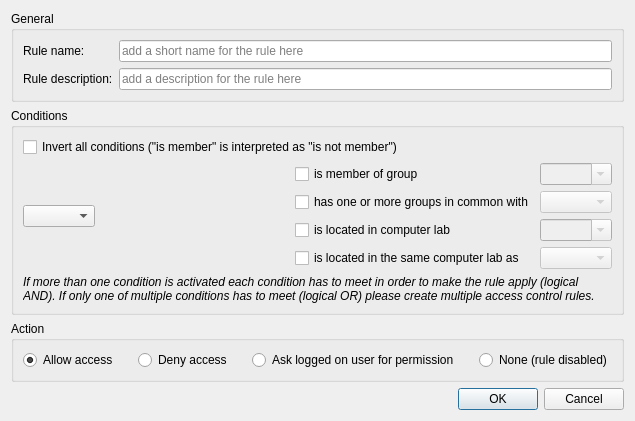
Old version of the form configurator/forms/AccessControlRuleEditDialog.ui in the repository veyon/veyon.
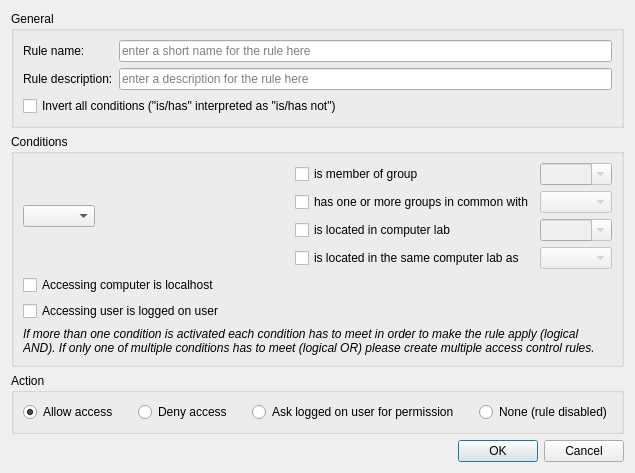
New version of the form.

Commit message: Configurator: AccessControlRuleEditDialog: add checkboxes for localhost/user conditions

Patch:
```diff
--- a/configurator/forms/AccessControlRuleEditDialog.ui
+++ b/configurator/forms/AccessControlRuleEditDialog.ui
@@ -15,14 +15,7 @@
       <item row="0" column="1">
        <widget class="QLineEdit" name="ruleNameLineEdit">
         <property name="placeholderText">
-         <string>add a short name for the rule here</string>
-        </property>
-       </widget>
-      </item>
-      <item row="1" column="0">
-       <widget class="QLabel" name="label_4">
-        <property name="text">
-         <string>Rule description:</string>
+         <string>enter a short name for the rule here</string>
         </property>
        </widget>
       </item>
@@ -36,7 +29,21 @@
       <item row="1" column="1">
        <widget class="QLineEdit" name="ruleDescriptionLineEdit">
         <property name="placeholderText">
-         <string>add a description for the rule here</string>
+         <string>enter a description for the rule here</string>
+        </property>
+       </widget>
+      </item>
+      <item row="1" column="0">
+       <widget class="QLabel" name="label_4">
+        <property name="text">
+         <string>Rule description:</string>
+        </property>
+       </widget>
+      </item>
+      <item row="2" column="0" colspan="2">
+       <widget class="QCheckBox" name="invertConditionsCheckBox">
+        <property name="text">
+         <string>Invert all conditions (&quot;is/has&quot; interpreted as &quot;is/has not&quot;)</string>
         </property>
        </widget>
       </item>
@@ -49,22 +56,21 @@
       <string>Conditions</string>
      </property>
      <layout class="QGridLayout" name="gridLayout_2">
-      <item row="2" column="0" colspan="3">
-       <widget class="QLabel" name="label">
-        <property name="font">
-         <font>
-          <italic>true</italic>
-         </font>
-        </property>
+      <item row="4" column="0" colspan="3">
+       <widget class="QCheckBox" name="isLocalUserAccessCheckBox">
         <property name="text">
-         <string>If more than one condition is activated each condition has to meet in order to make the rule apply (logical AND). If only one of multiple conditions has to meet (logical OR) please create multiple access control rules.</string>
+         <string>Accessing user is logged on user</string>
         </property>
-        <property name="wordWrap">
-         <bool>true</bool>
+       </widget>
+      </item>
+      <item row="2" column="0">
+       <widget class="QComboBox" name="entityComboBox">
+        <property name="sizeAdjustPolicy">
+         <enum>QComboBox::AdjustToContents</enum>
         </property>
        </widget>
       </item>
-      <item row="1" column="2">
+      <item row="2" column="2">
        <layout class="QGridLayout" name="gridLayout">
         <item row="0" column="0">
          <widget class="QCheckBox" name="isMemberOfGroupCheckBox">
@@ -142,14 +148,7 @@
         </item>
        </layout>
       </item>
-      <item row="1" column="0">
-       <widget class="QComboBox" name="entityComboBox">
-        <property name="sizeAdjustPolicy">
-         <enum>QComboBox::AdjustToContents</enum>
-        </property>
-       </widget>
-      </item>
-      <item row="1" column="1">
+      <item row="2" column="1">
        <spacer name="horizontalSpacer">
         <property name="orientation">
          <enum>Qt::Horizontal</enum>
@@ -162,10 +161,25 @@
         </property>
        </spacer>
       </item>
-      <item row="0" column="0" colspan="3">
-       <widget class="QCheckBox" name="invertConditionsCheckBox">
+      <item row="5" column="0" colspan="3">
+       <widget class="QLabel" name="label">
+        <property name="font">
+         <font>
+          <italic>true</italic>
+         </font>
+        </property>
         <property name="text">
-         <string>Invert all conditions (&quot;is member&quot; is interpreted as &quot;is not member&quot;)</string>
+         <string>If more than one condition is activated each condition has to meet in order to make the rule apply (logical AND). If only one of multiple conditions has to meet (logical OR) please create multiple access control rules.</string>
+        </property>
+        <property name="wordWrap">
+         <bool>true</bool>
+        </property>
+       </widget>
+      </item>
+      <item row="3" column="0" colspan="3">
+       <widget class="QCheckBox" name="isLocalHostAccessCheckBox">
+        <property name="text">
+         <string>Accessing computer is localhost</string>
         </property>
        </widget>
       </item>
```
The commit also changes 1 other file.
